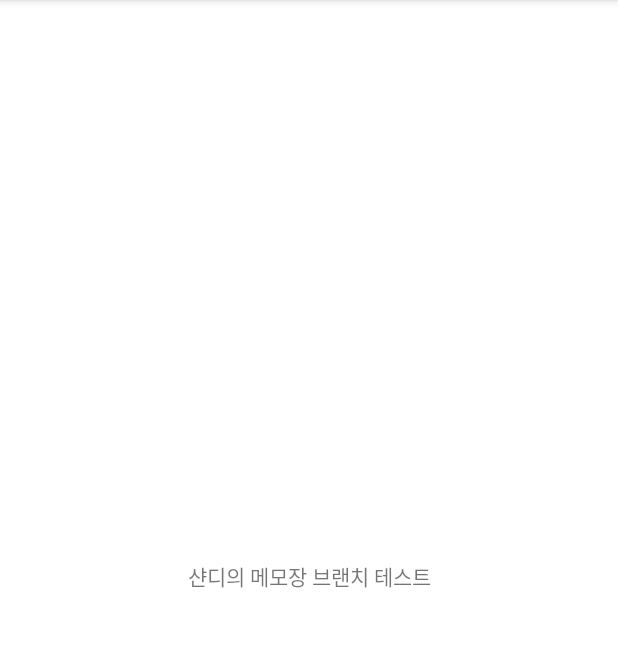
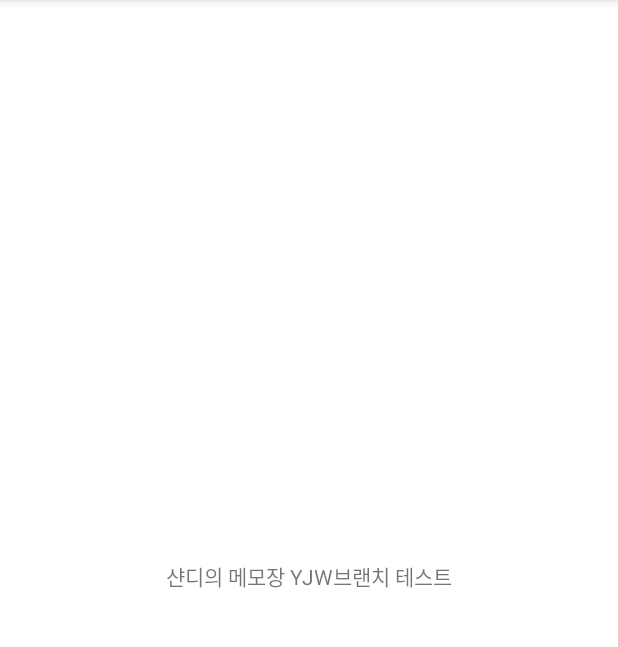
Before and after one commit to UngHa/Shandi_Memo, an Android app: the screen it shows after launch (MainActivity), on a phone screen of 412 x 824 dp, the part 84-731 px from its top. Run offline under Robolectric (Android 15) with nearby library versions, the phone set to English and light mode, and no system bars.

Commit message:
Branch test

```diff
--- a/app/src/main/res/layout/activity_main.xml
+++ b/app/src/main/res/layout/activity_main.xml
@@ -9,7 +9,7 @@
     <TextView
         android:layout_width="wrap_content"
         android:layout_height="wrap_content"
-        android:text="샨디의 메모장 브랜치 테스트"
+        android:text="샨디의 메모장 YJW브랜치 테스트"
         app:layout_constraintBottom_toBottomOf="parent"
         app:layout_constraintLeft_toLeftOf="parent"
         app:layout_constraintRight_toRightOf="parent"
```
